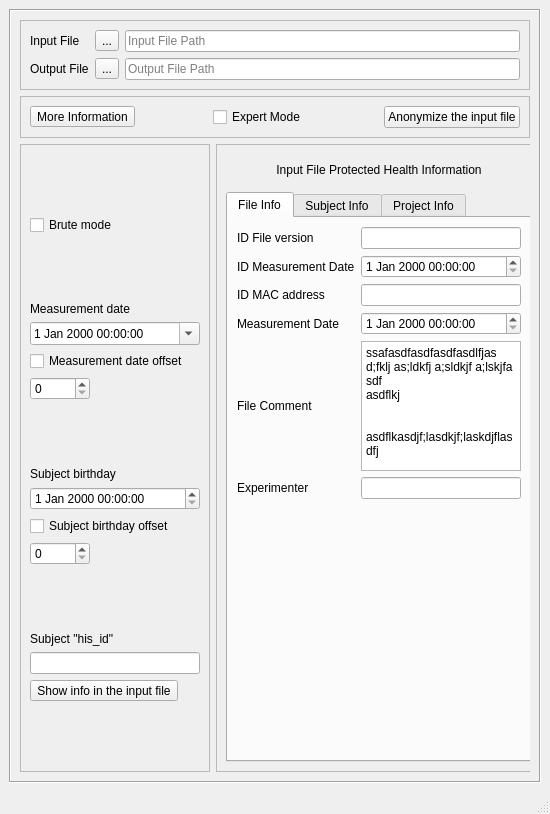
Qt form applications/mne_anonymize/mainwindow.ui (mne-tools/mne-cpp) before a commit.
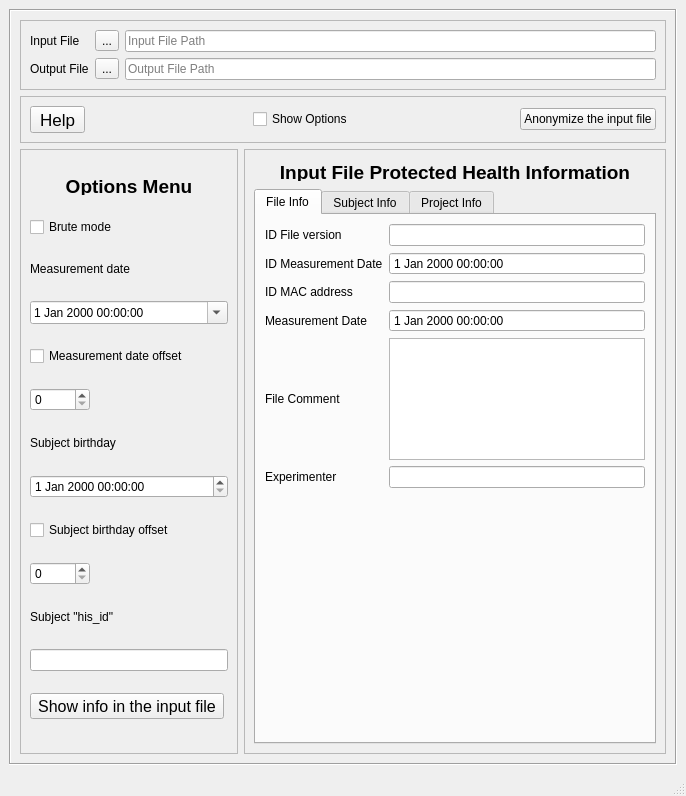
The same form after that commit. The open tabs and pages were chosen to show the change.

Commit message: menus intercomm working

```diff
--- a/applications/mne_anonymize/mainwindow.ui
+++ b/applications/mne_anonymize/mainwindow.ui
@@ -6,8 +6,8 @@
    <rect>
     <x>0</x>
     <y>0</y>
-    <width>550</width>
-    <height>814</height>
+    <width>686</width>
+    <height>796</height>
    </rect>
   </property>
   <property name="minimumSize">
@@ -55,8 +55,8 @@
         <rect>
          <x>0</x>
          <y>0</y>
-         <width>522</width>
-         <height>759</height>
+         <width>658</width>
+         <height>741</height>
         </rect>
        </property>
        <layout class="QVBoxLayout" name="verticalLayout_2">
@@ -142,9 +142,18 @@
           </property>
           <layout class="QGridLayout" name="gridLayout">
            <item row="0" column="0">
-            <widget class="QToolButton" name="moreInformationButton">
+            <widget class="QToolButton" name="moreInfoButton">
+             <property name="minimumSize">
+              <size>
+               <width>55</width>
+               <height>25</height>
+              </size>
+             </property>
+             <property name="styleSheet">
+              <string notr="true">font:13pt;</string>
+             </property>
              <property name="text">
-              <string>More Information</string>
+              <string>Help</string>
              </property>
             </widget>
            </item>
@@ -158,7 +167,7 @@
            <item row="0" column="2">
             <widget class="QCheckBox" name="checkBoxExpertMode">
              <property name="text">
-              <string>Expert Mode</string>
+              <string>Show Options</string>
              </property>
             </widget>
            </item>
@@ -248,57 +257,17 @@
               <enum>QFrame::Raised</enum>
              </property>
              <layout class="QGridLayout" name="gridLayout_3">
-              <item row="5" column="0">
-               <widget class="QCheckBox" name="checkBoxMeasurementDateOffset">
-                <property name="text">
-                 <string>Measurement date offset</string>
-                </property>
-               </widget>
-              </item>
-              <item row="3" column="0">
-               <widget class="QLabel" name="labelMeasDate">
-                <property name="maximumSize">
-                 <size>
-                  <width>16777215</width>
-                  <height>20</height>
-                 </size>
-                </property>
-                <property name="text">
-                 <string>Measurement date</string>
-                </property>
-               </widget>
-              </item>
-              <item row="12" column="0">
-               <spacer name="verticalSpacer_6">
-                <property name="orientation">
-                 <enum>Qt::Vertical</enum>
-                </property>
-                <property name="sizeHint" stdset="0">
-                 <size>
-                  <width>20</width>
-                  <height>40</height>
-                 </size>
-                </property>
-               </spacer>
-              </item>
-              <item row="9" column="0">
+              <item row="7" column="0">
                <widget class="QDateTimeEdit" name="dateTimeBirthdayDate"/>
               </item>
-              <item row="8" column="0">
-               <widget class="QLabel" name="labelSubjectBirthday">
-                <property name="maximumSize">
-                 <size>
-                  <width>16777215</width>
-                  <height>20</height>
-                 </size>
+              <item row="5" column="0">
+               <widget class="QSpinBox" name="spinBoxMeasurementDateOffset">
+                <property name="sizePolicy">
+                 <sizepolicy hsizetype="Expanding" vsizetype="Fixed">
+                  <horstretch>0</horstretch>
+                  <verstretch>0</verstretch>
+                 </sizepolicy>
                 </property>
-                <property name="text">
-                 <string>Subject birthday</string>
-                </property>
-               </widget>
-              </item>
-              <item row="11" column="0">
-               <widget class="QSpinBox" name="spinBoxBirthdayDateOffset">
                 <property name="maximumSize">
                  <size>
                   <width>60</width>
@@ -314,46 +283,108 @@
                 </property>
                </widget>
               </item>
-              <item row="15" column="0">
+              <item row="0" column="0">
+               <widget class="QLabel" name="labelMeasDate_2">
+                <property name="maximumSize">
+                 <size>
+                  <width>16777215</width>
+                  <height>20</height>
+                 </size>
+                </property>
+                <property name="styleSheet">
+                 <string notr="true">font:14pt;</string>
+                </property>
+                <property name="text">
+                 <string>&lt;html&gt;&lt;head/&gt;&lt;body&gt;&lt;p&gt;&lt;span style=&quot; font-weight:600;&quot;&gt;Options Menu&lt;/span&gt;&lt;/p&gt;&lt;/body&gt;&lt;/html&gt;</string>
+                </property>
+                <property name="alignment">
+                 <set>Qt::AlignCenter</set>
+                </property>
+               </widget>
+              </item>
+              <item row="11" column="0">
+               <widget class="QLineEdit" name="lineEditSubjectHisId"/>
+              </item>
+              <item row="2" column="0">
+               <widget class="QLabel" name="labelMeasDate">
+                <property name="maximumSize">
+                 <size>
+                  <width>16777215</width>
+                  <height>20</height>
+                 </size>
+                </property>
+                <property name="text">
+                 <string>&lt;html&gt;&lt;head/&gt;&lt;body&gt;&lt;p&gt;Measurement date&lt;/p&gt;&lt;/body&gt;&lt;/html&gt;</string>
+                </property>
+               </widget>
+              </item>
+              <item row="12" column="0">
                <widget class="QToolButton" name="seeExtraInfoButton">
+                <property name="minimumSize">
+                 <size>
+                  <width>0</width>
+                  <height>8</height>
+                 </size>
+                </property>
+                <property name="styleSheet">
+                 <string notr="true">font: 12pt;</string>
+                </property>
                 <property name="text">
                  <string>Show info in the input file</string>
                 </property>
                </widget>
               </item>
+              <item row="10" column="0">
+               <widget class="QLabel" name="labelSubjectHisId">
+                <property name="maximumSize">
+                 <size>
+                  <width>16777215</width>
+                  <height>20</height>
+                 </size>
+                </property>
+                <property name="text">
+                 <string>&lt;html&gt;&lt;head/&gt;&lt;body&gt;&lt;p&gt;Subject &amp;quot;his_id&amp;quot;&lt;/p&gt;&lt;/body&gt;&lt;/html&gt;</string>
+                </property>
+               </widget>
+              </item>
               <item row="6" column="0">
-               <widget class="QSpinBox" name="spinBoxMeasurementDateOffset">
-                <property name="sizePolicy">
-                 <sizepolicy hsizetype="Expanding" vsizetype="Fixed">
-                  <horstretch>0</horstretch>
-                  <verstretch>0</verstretch>
-                 </sizepolicy>
-                </property>
+               <widget class="QLabel" name="labelSubjectBirthday">
                 <property name="maximumSize">
                  <size>
-                  <width>60</width>
-                  <height>16777215</height>
+                  <width>16777215</width>
+                  <height>20</height>
                  </size>
                 </property>
+                <property name="text">
+                 <string>&lt;html&gt;&lt;head/&gt;&lt;body&gt;&lt;p&gt;Subject birthday&lt;/p&gt;&lt;/body&gt;&lt;/html&gt;</string>
+                </property>
                </widget>
               </item>
-              <item row="16" column="0">
-               <spacer name="verticalSpacer_3">
-                <property name="orientation">
-                 <enum>Qt::Vertical</enum>
-                </property>
-                <property name="sizeHint" stdset="0">
-                 <size>
-                  <width>20</width>
-                  <height>40</height>
-                 </size>
-                </property>
-               </spacer>
-              </item>
-              <item row="14" column="0">
-               <widget class="QLineEdit" name="lineEditSubjectHisId"/>
-              </item>
               <item row="4" column="0">
+               <widget class="QCheckBox" name="checkBoxMeasurementDateOffset">
+                <property name="text">
+                 <string>Measurement date offset</string>
+                </property>
+               </widget>
+              </item>
+              <item row="9" column="0">
+               <widget class="QSpinBox" name="spinBoxBirthdayDateOffset">
+                <property name="maximumSize">
+                 <size>
+                  <width>60</width>
+                  <height>16777215</height>
+                 </size>
+                </property>
+               </widget>
+              </item>
+              <item row="8" column="0">
+               <widget class="QCheckBox" name="checkBoxBirthdayDateOffset">
+                <property name="text">
+                 <string>Subject birthday offset</string>
+                </property>
+               </widget>
+              </item>
+              <item row="3" column="0">
                <widget class="QDateTimeEdit" name="dateTimeMeasurementDate">
                 <property name="sizePolicy">
                  <sizepolicy hsizetype="Expanding" vsizetype="Maximum">
@@ -361,70 +392,18 @@
                   <verstretch>0</verstretch>
                  </sizepolicy>
                 </property>
+                <property name="time">
+                 <time>
+                  <hour>0</hour>
+                  <minute>0</minute>
+                  <second>0</second>
+                 </time>
+                </property>
                 <property name="calendarPopup">
                  <bool>true</bool>
                 </property>
                </widget>
               </item>
-              <item row="10" column="0">
-               <widget class="QCheckBox" name="checkBoxBirthdayDateOffset">
-                <property name="text">
-                 <string>Subject birthday offset</string>
-                </property>
-               </widget>
-              </item>
-              <item row="13" column="0">
-               <widget class="QLabel" name="labelSubjectHisId">
-                <property name="maximumSize">
-                 <size>
-                  <width>16777215</width>
-                  <height>20</height>
-                 </size>
-                </property>
-                <property name="text">
-                 <string>Subject &quot;his_id&quot;</string>
-                </property>
-               </widget>
-              </item>
-              <item row="7" column="0">
-               <spacer name="verticalSpacer_5">
-                <property name="orientation">
-                 <enum>Qt::Vertical</enum>
-                </property>
-                <property name="sizeHint" stdset="0">
-                 <size>
-                  <width>20</width>
-                  <height>40</height>
-                 </size>
-                </property>
-               </spacer>
-              </item>
-              <item row="2" column="0">
-               <spacer name="verticalSpacer_4">
-                <property name="orientation">
-                 <enum>Qt::Vertical</enum>
-                </property>
-                <property name="sizeHint" stdset="0">
-                 <size>
-                  <width>20</width>
-                  <height>40</height>
-                 </size>
-                </property>
-               </spacer>
-              </item>
-              <item row="0" column="0">
-               <spacer name="verticalSpacer_7">
-                <property name="orientation">
-                 <enum>Qt::Vertical</enum>
-                </property>
-                <property name="sizeHint" stdset="0">
-                 <size>
-                  <width>20</width>
-                  <height>40</height>
-                 </size>
-                </property>
-               </spacer>
-              </item>
              </layout>
              <zorder>checkBoxBirthdayDateOffset</zorder>
              <zorder>labelSubjectHisId</zorder>
@@ -449,7 +428,7 @@
             <widget class="QFrame" name="frameExtraInfo">
              <property name="minimumSize">
               <size>
-               <width>326</width>
+               <width>307</width>
                <height>9</height>
               </size>
              </property>
@@ -474,7 +453,16 @@
                 <property name="frameShadow">
                  <enum>QFrame::Raised</enum>
                 </property>
-                <layout class="QHBoxLayout" name="horizontalLayout_3">
+                <layout class="QVBoxLayout" name="verticalLayout_3">
+                 <property name="spacing">
+                  <number>0</number>
+                 </property>
+                 <property name="topMargin">
+                  <number>2</number>
+                 </property>
+                 <property name="bottomMargin">
+                  <number>2</number>
+                 </property>
                  <item>
                   <widget class="QLabel" name="labelExtraInfoTitle">
                    <property name="maximumSize">
@@ -483,8 +471,11 @@
                      <height>20</height>
                     </size>
                    </property>
+                   <property name="styleSheet">
+                    <string notr="true">font: 14pt;</string>
+                   </property>
                    <property name="text">
-                    <string>Input File Protected Health Information</string>
+                    <string>&lt;html&gt;&lt;head/&gt;&lt;body&gt;&lt;p&gt;&lt;span style=&quot; font-weight:600;&quot;&gt;Input File Protected Health Information&lt;/span&gt;&lt;/p&gt;&lt;/body&gt;&lt;/html&gt;</string>
                    </property>
                    <property name="alignment">
                     <set>Qt::AlignCenter</set>
@@ -508,7 +499,11 @@
                  </attribute>
                  <layout class="QGridLayout" name="gridLayout_5">
                   <item row="3" column="1">
-                   <widget class="QDateTimeEdit" name="dateTimeFileMeasurementDateExtra"/>
+                   <widget class="QDateTimeEdit" name="dateTimeFileMeasurementDateExtra">
+                    <property name="buttonSymbols">
+                     <enum>QAbstractSpinBox::NoButtons</enum>
+                    </property>
+                   </widget>
                   </item>
                   <item row="2" column="0">
                    <widget class="QLabel" name="labelMACAddressExtra">
@@ -544,38 +539,12 @@
                     </property>
                    </widget>
                   </item>
-                  <item row="4" column="1">
-                   <widget class="QPlainTextEdit" name="plainTextFileCommentExtra">
-                    <property name="sizePolicy">
-                     <sizepolicy hsizetype="MinimumExpanding" vsizetype="MinimumExpanding">
-                      <horstretch>0</horstretch>
-                      <verstretch>0</verstretch>
-                     </sizepolicy>
-                    </property>
-                    <property name="maximumSize">
-                     <size>
-                      <width>16777215</width>
-                      <height>130</height>
-                     </size>
-                    </property>
-                    <property name="verticalScrollBarPolicy">
-                     <enum>Qt::ScrollBarAsNeeded</enum>
-                    </property>
-                    <property name="readOnly">
-                     <bool>false</bool>
-                    </property>
-                    <property name="plainText">
-                     <string>ssafasdfasdfasdfasdlfjas d;fklj as;ldkfj a;sldkjf a;lskjfa
-sdf
-asdflkj
-
-
-asdflkasdjf;lasdkjf;laskdjflasdfj</string>
-                    </property>
-                   </widget>
-                  </item>
                   <item row="1" column="1">
-                   <widget class="QDateTimeEdit" name="dateTimeIdMeasurementDateExtra"/>
+                   <widget class="QDateTimeEdit" name="dateTimeIdMeasurementDateExtra">
+                    <property name="buttonSymbols">
+                     <enum>QAbstractSpinBox::NoButtons</enum>
+                    </property>
+                   </widget>
                   </item>
                   <item row="5" column="0">
                    <widget class="QLabel" name="labelExperimenterExtra">
@@ -607,6 +576,31 @@
                     </property>
                    </spacer>
                   </item>
+                  <item row="4" column="1">
+                   <widget class="QPlainTextEdit" name="plainTextFileCommentExtra">
+                    <property name="sizePolicy">
+                     <sizepolicy hsizetype="MinimumExpanding" vsizetype="MinimumExpanding">
+                      <horstretch>0</horstretch>
+                      <verstretch>0</verstretch>
+                     </sizepolicy>
+                    </property>
+                    <property name="maximumSize">
+                     <size>
+                      <width>16777215</width>
+                      <height>122</height>
+                     </size>
+                    </property>
+                    <property name="verticalScrollBarPolicy">
+                     <enum>Qt::ScrollBarAsNeeded</enum>
+                    </property>
+                    <property name="readOnly">
+                     <bool>false</bool>
+                    </property>
+                    <property name="plainText">
+                     <string/>
+                    </property>
+                   </widget>
+                  </item>
                  </layout>
                 </widget>
                 <widget class="QWidget" name="tab_2">
```
Left out of the diff: 226 changed lines with no effect on the pictures. The commit also changes 6 other files.
